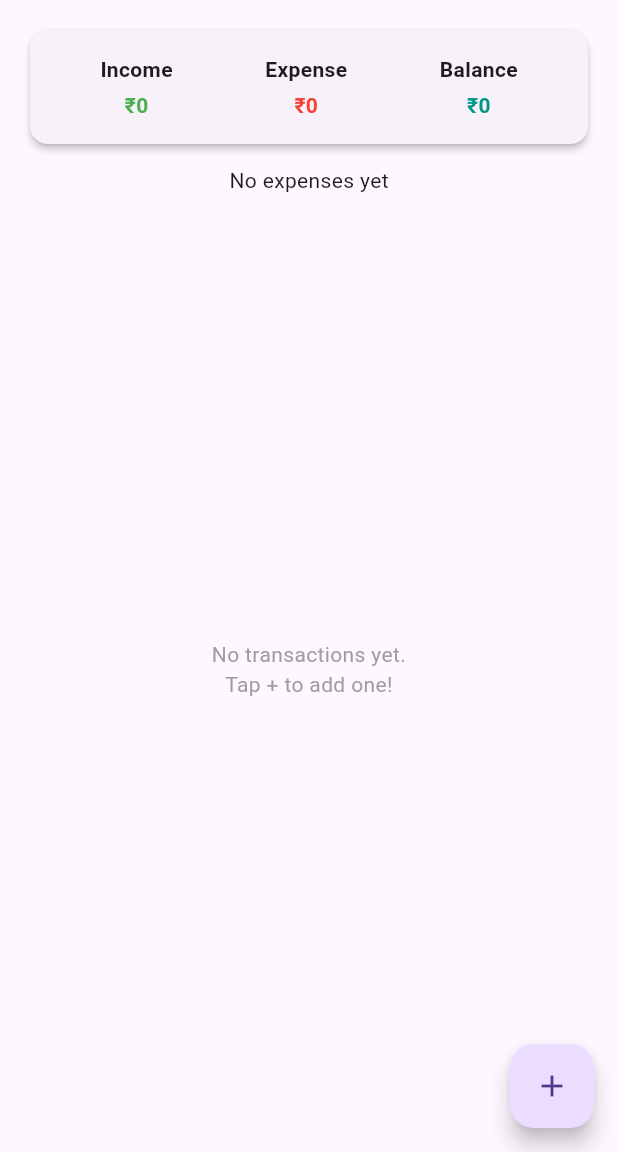
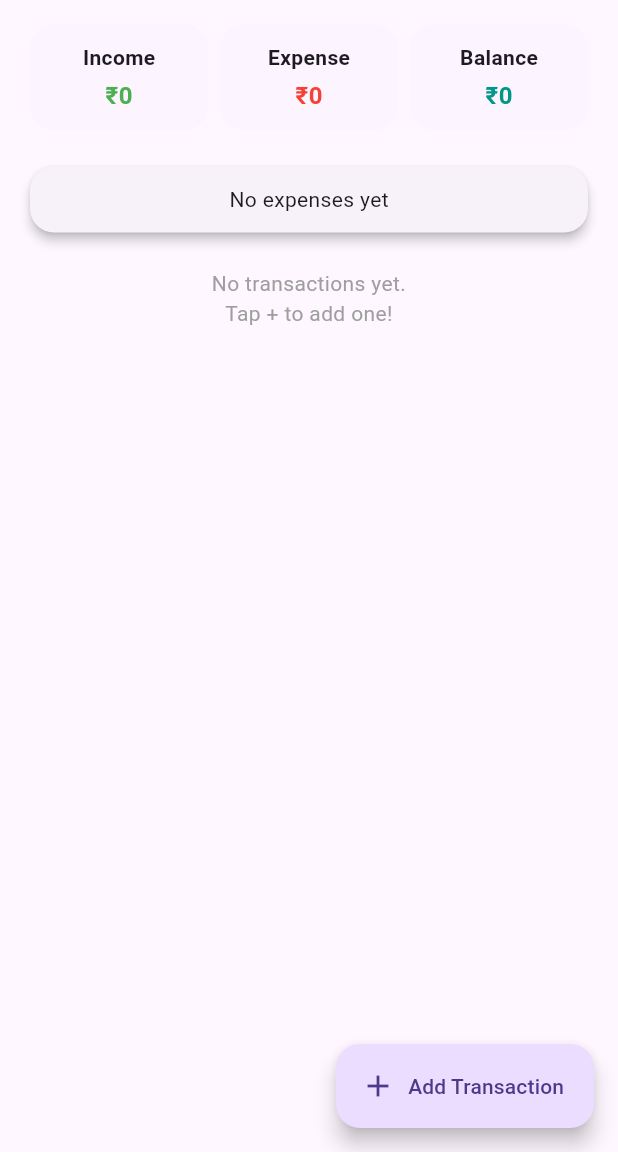
Before and after one commit to Ritesh-1310/Smart-Expense-Tracker-App, a Flutter app: the screen it shows after launch, on a phone screen of 412 x 824 dp, the part 84-1236 px from its top. Run offline on Flutter 3.47's test engine with Material 3 defaults, Android fonts, the light colour scheme and no system bars; our stand-ins replace csv, flutter_riverpod, share_plus, sqflite, syncfusion_flutter_charts; accounts and stored records are empty.

Commit message:
fix: swipe-to-delete with undo Snackbar on HomeScreen, responsive, visually organized, and intuitive design

```diff
--- a/lib/screens/home_screen.dart
+++ b/lib/screens/home_screen.dart
@@ -17,15 +17,19 @@ class HomeScreen extends ConsumerWidget {
   Widget build(BuildContext context, WidgetRef ref) {
     final txns = ref.watch(transactionProvider);
     final txnNotifier = ref.watch(transactionProvider.notifier);
-
-    // watch budgets (user-set) from DB
     final budgets = ref.watch(budgetProvider);
 
+    final theme = Theme.of(context);
+    final isDark = theme.brightness == Brightness.dark;
+
     return Scaffold(
+      backgroundColor: theme.colorScheme.surface,
       appBar: AppBar(
         title: const Text('Smart Expense Tracker'),
+        elevation: 2,
         actions: [
           PopupMenuButton<String>(
+            icon: const Icon(Icons.more_vert_rounded),
             onSelected: (value) async {
               switch (value) {
                 case 'budget':
@@ -37,9 +41,10 @@ class HomeScreen extends ConsumerWidget {
                 case 'export':
                   try {
                     final path = await DBHelper.exportTransactionsToCsv();
-                    await Share.shareXFiles([
-                      XFile(path),
-                    ], text: 'Smart Expense Tracker - Transactions CSV');
+                    await Share.shareXFiles(
+                      [XFile(path)],
+                      text: 'Smart Expense Tracker - Transactions CSV',
+                    );
                     ScaffoldMessenger.of(context).showSnackBar(
                       const SnackBar(
                         content: Text('Transactions exported successfully!'),
@@ -57,154 +62,208 @@ class HomeScreen extends ConsumerWidget {
               }
             },
             itemBuilder: (context) => [
-              const PopupMenuItem(
-                value: 'budget',
-                child: Row(
-                  children: [
-                    Icon(Icons.account_balance_wallet_outlined, size: 20),
-                    SizedBox(width: 10),
-                    Text('Manage Budgets'),
-                  ],
-                ),
-              ),
-              const PopupMenuItem(
-                value: 'export',
-                child: Row(
-                  children: [
-                    Icon(Icons.upload_file_rounded, size: 20),
-                    SizedBox(width: 10),
-                    Text('Export to CSV'),
-                  ],
-                ),
-              ),
-              const PopupMenuItem(
-                value: 'theme',
-                child: Row(
-                  children: [
-                    Icon(Icons.brightness_6_rounded, size: 20),
-                    SizedBox(width: 10),
-                    Text('Toggle Light/Dark Mode'),
-                  ],
-                ),
-              ),
+              _menuItem(Icons.account_balance_wallet_outlined, 'Manage Budgets', 'budget'),
+              _menuItem(Icons.upload_file_rounded, 'Export to CSV', 'export'),
+              _menuItem(Icons.brightness_6_rounded, 'Toggle Theme', 'theme'),
             ],
           ),
         ],
       ),
 
-      body: Padding(
+      body: SingleChildScrollView(
         padding: const EdgeInsets.all(16),
         child: Column(
           children: [
-            Card(
-              elevation: 2,
-              child: Padding(
-                padding: const EdgeInsets.all(16),
-                child: Row(
-                  mainAxisAlignment: MainAxisAlignment.spaceAround,
-                  children: [
-                    _summaryTile(
-                      'Income',
-                      txnNotifier.totalIncome,
-                      Colors.green,
-                    ),
-                    _summaryTile(
-                      'Expense',
-                      txnNotifier.totalExpense,
-                      Colors.red,
-                    ),
-                    _summaryTile('Balance', txnNotifier.balance, Colors.teal),
+            _buildSummaryCards(txnNotifier, theme),
+            const SizedBox(height: 20),
+            _buildChartSection(),
+            const SizedBox(height: 20),
+            _buildTransactionList(context, ref, txns, txnNotifier, budgets, isDark),
           ],
         ),
       ),
+
+      floatingActionButton: FloatingActionButton.extended(
+        onPressed: () => Navigator.push(
+          context,
+          MaterialPageRoute(builder: (_) => const AddTransactionScreen()),
         ),
-            const SizedBox(height: 10),
-            const ExpenseChart(),
-            const SizedBox(height: 10),
-            Expanded(
-              child: txns.isEmpty
-                  ? const Center(
+        icon: const Icon(Icons.add),
+        label: const Text("Add Transaction"),
+      ),
+    );
+  }
+
+  PopupMenuItem<String> _menuItem(IconData icon, String text, String value) {
+    return PopupMenuItem(
+      value: value,
+      child: Row(
+        children: [
+          Icon(icon, size: 20),
+          const SizedBox(width: 10),
+          Text(text),
+        ],
+      ),
+    );
+  }
+
+  Widget _buildSummaryCards(TransactionNotifier txnNotifier, ThemeData theme) {
+    final colorScheme = theme.colorScheme;
+    final cardStyle = BoxDecoration(
+      borderRadius: BorderRadius.circular(16),
+      color: colorScheme.primaryContainer.withOpacity(0.08),
+    );
+
+    return Row(
+      mainAxisAlignment: MainAxisAlignment.spaceBetween,
+      children: [
+        _summaryCard('Income', txnNotifier.totalIncome, Colors.green, cardStyle),
+        _summaryCard('Expense', txnNotifier.totalExpense, Colors.red, cardStyle),
+        _summaryCard('Balance', txnNotifier.balance, Colors.teal, cardStyle),
+      ],
+    );
+  }
+
+  Widget _summaryCard(String title, double amount, Color color, BoxDecoration style) {
+    return Expanded(
+      child: Container(
+        margin: const EdgeInsets.symmetric(horizontal: 4),
+        padding: const EdgeInsets.all(12),
+        decoration: style,
+        child: Column(
+          children: [
+            Text(title, style: const TextStyle(fontWeight: FontWeight.w600)),
+            const SizedBox(height: 4),
+            AnimatedSwitcher(
+              duration: const Duration(milliseconds: 400),
+              child: Text(
+                '₹${amount.toStringAsFixed(0)}',
+                key: ValueKey(amount),
+                style: TextStyle(
+                  color: color,
+                  fontWeight: FontWeight.bold,
+                  fontSize: 16,
+                ),
+              ),
+            ),
+          ],
+        ),
+      ),
+    );
+  }
+
+  Widget _buildChartSection() {
+    return Card(
+      elevation: 3,
+      shape: RoundedRectangleBorder(borderRadius: BorderRadius.circular(16)),
+      child: const Padding(
+        padding: EdgeInsets.all(12),
+        child: ExpenseChart(),
+      ),
+    );
+  }
+
+  Widget _buildTransactionList(
+    BuildContext context,
+    WidgetRef ref,
+    List txns,
+    TransactionNotifier txnNotifier,
+    List<BudgetModel> budgets,
+    bool isDark,
+  ) {
+    if (txns.isEmpty) {
+      return const Center(
         child: Text(
           'No transactions yet.\nTap + to add one!',
           textAlign: TextAlign.center,
           style: TextStyle(color: Colors.grey),
         ),
-                    )
-                  : ListView.builder(
+      );
+    }
+
+    return ListView.builder(
+      shrinkWrap: true,
+      physics: const NeverScrollableScrollPhysics(),
       itemCount: txns.length,
       itemBuilder: (context, index) {
         final t = txns[index];
-
-                        // compute spent for the category using transactions provider
-                        final spent =
-                            txnNotifier.expensesByCategory[t.category] ?? 0.0;
-
-                        // find user's budget for this category (if any)
-                        final BudgetModel? b = budgets.isEmpty
-                            ? null
-                            : budgets.firstWhere(
+        final spent = txnNotifier.expensesByCategory[t.category] ?? 0.0;
+        final b = budgets.firstWhere(
           (x) => x.category == t.category,
-                                orElse: () => BudgetModel(
-                                  id: null,
-                                  category: t.category,
-                                  limit: 0,
-                                ),
+          orElse: () => BudgetModel(id: null, category: t.category, limit: 0),
         );
 
-                        final limit = b?.limit ?? 0.0;
-                        final usage = (limit <= 0.0) ? 0.0 : (spent / limit);
-
-                        // color logic: over (>1.0) red, near (>=0.9) orange, ok green/neutral
+        final limit = b.limit;
+        final usage = limit == 0 ? 0 : spent / limit;
         final overBudget = usage > 1.0;
         final nearLimit = usage >= 0.9 && usage <= 1.0;
 
-                        Color subtitleColor;
-                        if (overBudget) {
-                          subtitleColor = Colors.red;
-                        } else if (nearLimit) {
-                          subtitleColor = Colors.orange;
-                        } else {
-                          subtitleColor = Colors.grey.shade600;
-                        }
+        Color subtitleColor = overBudget
+            ? Colors.red
+            : nearLimit
+                ? Colors.orange
+                : isDark
+                    ? Colors.grey.shade400
+                    : Colors.grey.shade600;
 
+        // ✅ Swipe-to-delete with Undo
         return Dismissible(
           key: Key(t.id.toString()),
           background: Container(
             color: Colors.red.shade300,
             alignment: Alignment.centerLeft,
             padding: const EdgeInsets.only(left: 20),
-                            child: const Icon(
-                              Icons.delete,
-                              color: Colors.white,
-                            ),
+            child: const Icon(Icons.delete, color: Colors.white),
           ),
           direction: DismissDirection.startToEnd,
-                          onDismissed: (_) {
-                            ref
-                                .read(transactionProvider.notifier)
-                                .deleteTransaction(t.id!);
+          onDismissed: (_) async {
+            final deletedTxn = t;
+
+            // Delete from DB
+            await ref.read(transactionProvider.notifier).deleteTransaction(deletedTxn.id!);
+
+            // Show snackbar with Undo option
+            ScaffoldMessenger.of(context).hideCurrentSnackBar();
             ScaffoldMessenger.of(context).showSnackBar(
               SnackBar(
                 content: const Text('Transaction deleted'),
+                duration: const Duration(seconds: 4),
                 action: SnackBarAction(
                   label: 'UNDO',
-                                  onPressed: () {
-                                    ref
+                  onPressed: () async {
+                    try {
+                      await ref
                           .read(transactionProvider.notifier)
-                                        .addTransaction(t);
+                          .restoreTransaction(deletedTxn);
+                      ScaffoldMessenger.of(context).showSnackBar(
+                        const SnackBar(content: Text('Transaction restored')),
+                      );
+                    } catch (e) {
+                      ScaffoldMessenger.of(context).showSnackBar(
+                        SnackBar(content: Text('Error restoring: $e')),
+                      );
+                    }
                   },
                 ),
               ),
             );
           },
           child: Card(
-                            elevation: 1,
+            margin: const EdgeInsets.symmetric(vertical: 6),
+            elevation: 2,
+            shape: RoundedRectangleBorder(borderRadius: BorderRadius.circular(12)),
             child: ListTile(
+              leading: CircleAvatar(
+                backgroundColor:
+                    t.isIncome ? Colors.green.withOpacity(0.2) : Colors.red.withOpacity(0.2),
+                child: Icon(
+                  t.isIncome ? Icons.arrow_downward : Icons.arrow_upward,
+                  color: t.isIncome ? Colors.green : Colors.red,
+                ),
+              ),
               title: Text(
                 t.title,
-                                style: const TextStyle(
-                                  fontWeight: FontWeight.w600,
-                                ),
+                style: const TextStyle(fontWeight: FontWeight.w600),
               ),
               subtitle: Text(
                 '${t.category} • ${t.date.toLocal().toString().split(' ')[0]}',
@@ -220,39 +279,13 @@ class HomeScreen extends ConsumerWidget {
               onTap: () => Navigator.push(
                 context,
                 MaterialPageRoute(
-                                  builder: (_) =>
-                                      AddTransactionScreen(existingTxn: t),
+                  builder: (_) => AddTransactionScreen(existingTxn: t),
                 ),
               ),
             ),
           ),
         );
       },
-                    ),
-            ),
-          ],
-        ),
-      ),
-      floatingActionButton: FloatingActionButton(
-        onPressed: () => Navigator.push(
-          context,
-          MaterialPageRoute(builder: (_) => const AddTransactionScreen()),
-        ),
-        child: const Icon(Icons.add),
-      ),
-    );
-  }
-
-  Widget _summaryTile(String title, double value, Color color) {
-    return Column(
-      children: [
-        Text(title, style: const TextStyle(fontWeight: FontWeight.bold)),
-        const SizedBox(height: 4),
-        Text(
-          '₹${value.toStringAsFixed(0)}',
-          style: TextStyle(color: color, fontWeight: FontWeight.w600),
-        ),
-      ],
     );
   }
 }
```
Lines whose indentation alone changed are shown as unchanged.
